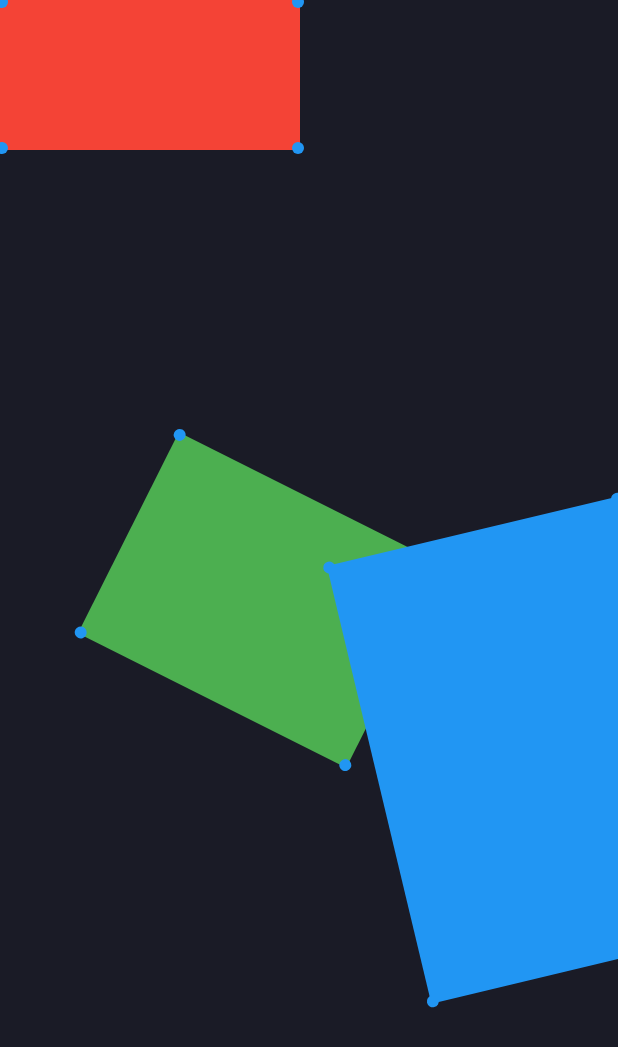
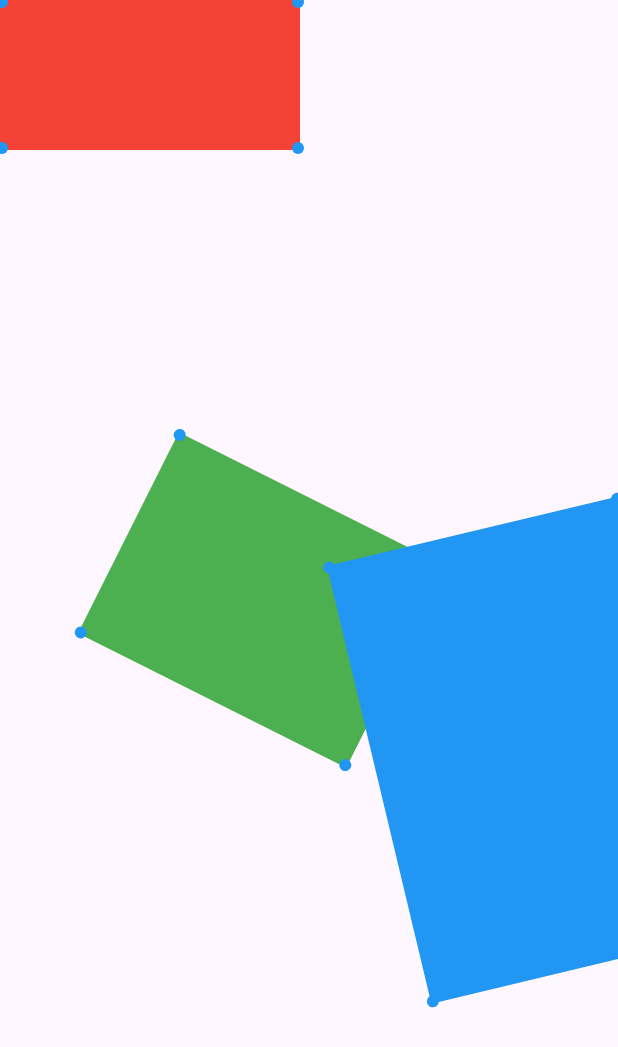
Before and after one commit to chutne9/infinite_canvas_viewer, a Flutter app: the screen it shows after launch, on a phone screen of 412 x 824 dp. Shown: the top 1047 px of the screen. Run offline on Flutter 3.47's test engine with Material 3 defaults, Android fonts, the phone set to English and light mode, and no system bars; our stand-ins replace equatable.

Commit message:
Default backgroundColor = null

```diff
--- a/lib/canvas/canvas.dart
+++ b/lib/canvas/canvas.dart
@@ -12,7 +12,7 @@ class InfiniteCanvasViewer extends StatefulWidget {
     required this.controller,
     required this.children,
     this.gridType = GridType.none,
-    this.backgroundColor = const Color(0xFF1a1b26),
+    this.backgroundColor,
     this.canZoom = true,
     this.canPan = true,
     this.foregroundPainter,
@@ -21,7 +21,7 @@ class InfiniteCanvasViewer extends StatefulWidget {
   final List<Widget> children;
   final CanvasController controller;
   final GridType gridType;
-  final Color backgroundColor;
+  final Color? backgroundColor;
   final bool canZoom;
   final bool canPan;
   final CustomPainter? foregroundPainter;
```
